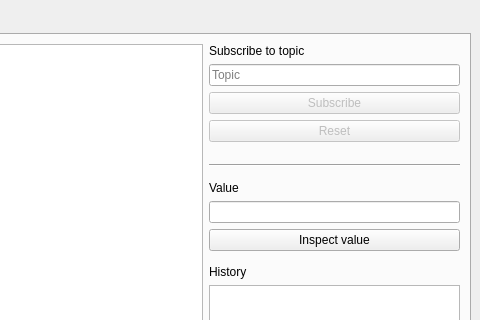
Before: the Qt Designer form src/mainwindow.ui in petak5/ICP, drawn with Qt 5; both pictures show x 320 to 800 and y 0 to 320 of the 800 by 745 pixel window.
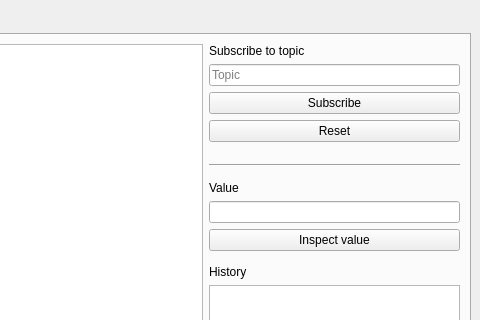
After: the same form once the commit is applied. The open tabs and pages were chosen to show the change.

Commit message: Tooltips, double click on hitory list value, short sleep on history list refresh to help prevent segfaults

```diff
--- a/src/mainwindow.ui
+++ b/src/mainwindow.ui
@@ -67,7 +67,10 @@
             <item>
              <widget class="QPushButton" name="subscribeButton">
               <property name="enabled">
-               <bool>false</bool>
+               <bool>true</bool>
+              </property>
+              <property name="toolTip">
+               <string>Subscribe to specified topic.</string>
               </property>
               <property name="text">
                <string>Subscribe</string>
@@ -77,7 +80,10 @@
             <item>
              <widget class="QPushButton" name="subscribeResetButton">
               <property name="enabled">
-               <bool>false</bool>
+               <bool>true</bool>
+              </property>
+              <property name="toolTip">
+               <string>Listen to all topics.</string>
               </property>
               <property name="text">
                <string>Reset</string>
```
Left out of the diff: 18 changed lines with no effect on the pictures. The commit also changes 2 other files.
